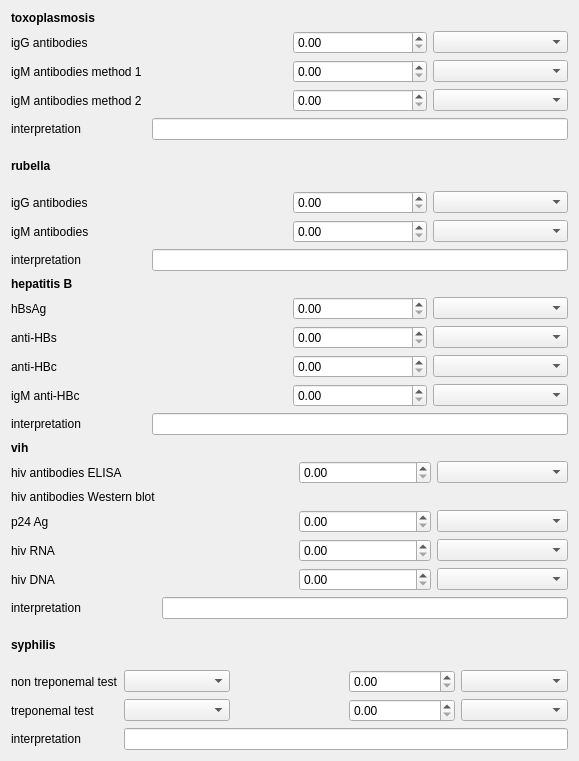
Old version of the form forms/subforms/generic/labtest_result/ui/xx/serology.ui in the repository maternite/freehealth.
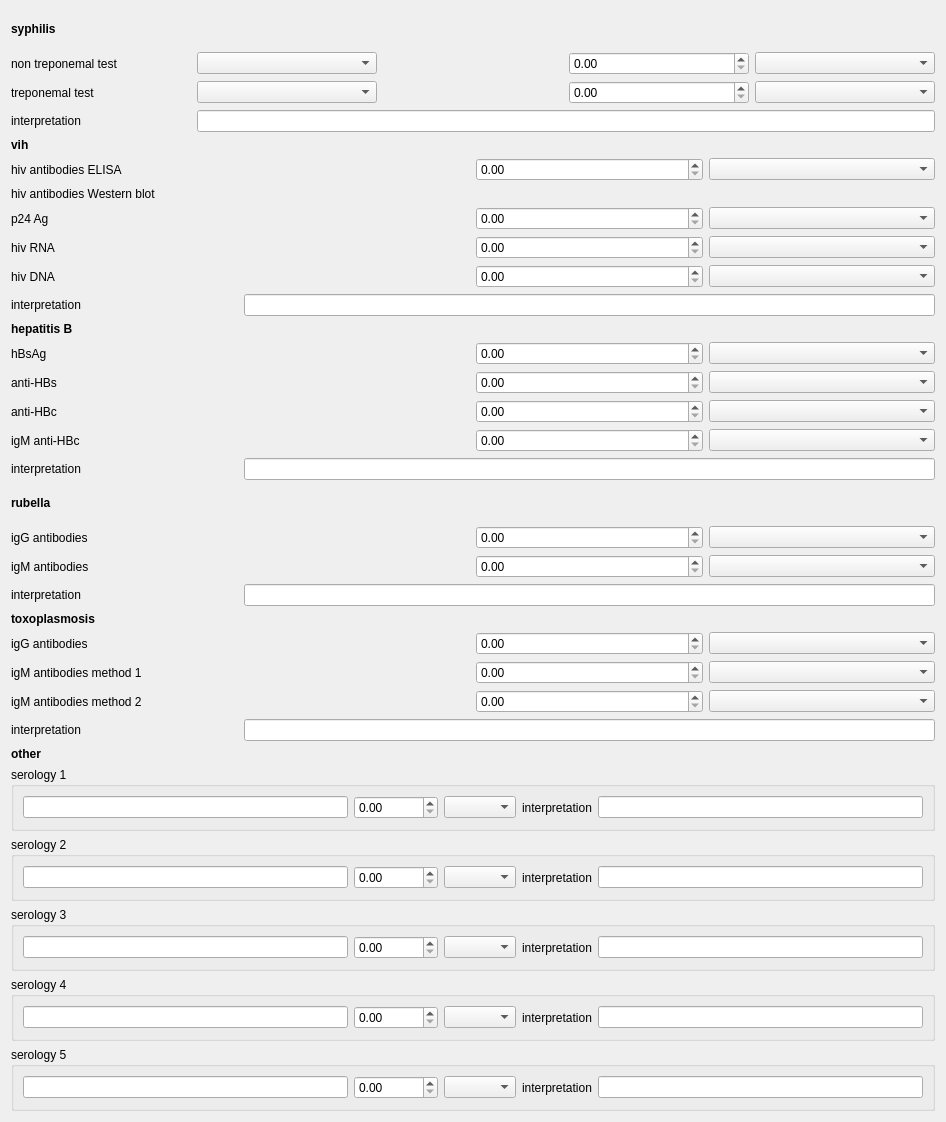
New version of the form.

Commit message: rewriting lab test result CBC && typo pmhpregnancy

The edit to the form file:
```diff
--- a/forms/subforms/generic/labtest_result/ui/xx/serology.ui
+++ b/forms/subforms/generic/labtest_result/ui/xx/serology.ui
@@ -6,78 +6,18 @@
    <rect>
     <x>0</x>
     <y>0</y>
-    <width>579</width>
-    <height>761</height>
+    <width>946</width>
+    <height>1122</height>
    </rect>
   </property>
   <property name="windowTitle">
    <string>Form</string>
   </property>
-  <layout class="QVBoxLayout" name="verticalLayout">
+  <layout class="QVBoxLayout" name="verticalLayout_2">
    <item>
-    <layout class="QGridLayout" name="gridLayout">
-     <item row="2" column="3">
-      <widget class="QComboBox" name="toxoplasmosisIgmMethod1ComboBox"/>
-     </item>
-     <item row="2" column="2">
-      <widget class="QDoubleSpinBox" name="toxoplasmosisIgmMethod1DoubleSpinBox">
-       <property name="maximum">
-        <double>100000.000000000000000</double>
-       </property>
-      </widget>
-     </item>
-     <item row="2" column="1">
-      <layout class="QHBoxLayout" name="toxoplasmosisIgmMethod1RadioLayout"/>
-     </item>
-     <item row="1" column="3">
-      <widget class="QComboBox" name="toxoplasmosisIggComboBox"/>
-     </item>
-     <item row="2" column="0">
-      <widget class="QLabel" name="toxoplasmosisIgmMethod1Label">
-       <property name="text">
-        <string>igM antibodies method 1</string>
-       </property>
-      </widget>
-     </item>
-     <item row="1" column="2">
-      <widget class="QDoubleSpinBox" name="toxoplasmosisIggDoubleSpinBox">
-       <property name="maximum">
-        <double>100000.000000000000000</double>
-       </property>
-      </widget>
-     </item>
-     <item row="3" column="1">
-      <layout class="QHBoxLayout" name="toxoplasmosisIgmMethod2RadioLayout"/>
-     </item>
-     <item row="3" column="0">
-      <widget class="QLabel" name="toxoplasmosisIgmMethod2Label">
-       <property name="text">
-        <string>igM antibodies method 2</string>
-       </property>
-      </widget>
-     </item>
-     <item row="3" column="3">
-      <widget class="QComboBox" name="toxoplasmosisIgmMethod2ComboBox"/>
-     </item>
-     <item row="3" column="2">
-      <widget class="QDoubleSpinBox" name="toxoplasmosisIgmMethod2DoubleSpinBox">
-       <property name="maximum">
-        <double>100000.000000000000000</double>
-       </property>
-      </widget>
-     </item>
-     <item row="1" column="0">
-      <widget class="QLabel" name="toxoplasmosisIggLabel">
-       <property name="text">
-        <string>igG antibodies</string>
-       </property>
-      </widget>
-     </item>
-     <item row="1" column="1">
-      <layout class="QHBoxLayout" name="toxoplasmosisIggRadioLayout"/>
-     </item>
+    <layout class="QGridLayout" name="gridLayout_5">
      <item row="0" column="0">
-      <widget class="QLabel" name="toxoplasmosisLabel">
+      <widget class="QLabel" name="syphilisLabel">
        <property name="font">
         <font>
          <weight>75</weight>
@@ -85,193 +25,57 @@
         </font>
        </property>
        <property name="text">
-        <string>toxoplasmosis</string>
+        <string>syphilis</string>
        </property>
       </widget>
      </item>
-     <item row="4" column="1" colspan="3">
-      <widget class="QLineEdit" name="toxoplasmosisInterpretationLineEdit"/>
-     </item>
-     <item row="4" column="0">
-      <widget class="QLabel" name="toxoplasmosisInterpretationLabel">
+     <item row="1" column="0">
+      <widget class="QLabel" name="nonTreponemalLabel">
        <property name="text">
-        <string>interpretation</string>
+        <string>non treponemal test</string>
        </property>
       </widget>
      </item>
-    </layout>
-   </item>
-   <item>
-    <layout class="QGridLayout" name="gridLayout_2">
-     <item row="2" column="3">
-      <widget class="QComboBox" name="rubellaIgmComboBox"/>
+     <item row="1" column="1">
+      <widget class="QComboBox" name="nonTreponemalTypeComboBox"/>
      </item>
-     <item row="2" column="1">
-      <layout class="QHBoxLayout" name="rubellaIgmRadioLayout"/>
+     <item row="1" column="2">
+      <layout class="QHBoxLayout" name="nonTreponemalRadioLayout"/>
      </item>
-     <item row="2" column="2">
-      <widget class="QDoubleSpinBox" name="rubellaIgmDoubleSpinBox">
-       <property name="maximum">
-        <double>100000.000000000000000</double>
-       </property>
-      </widget>
-     </item>
      <item row="1" column="3">
-      <widget class="QComboBox" name="rubellaIggComboBox"/>
+      <widget class="QDoubleSpinBox" name="nonTreponemalDoubleSpinBox"/>
      </item>
+     <item row="1" column="4">
+      <widget class="QComboBox" name="nonTreponemalUnitComboBox"/>
+     </item>
      <item row="2" column="0">
-      <widget class="QLabel" name="rubellaIgmLabel">
+      <widget class="QLabel" name="treponemalLabel">
        <property name="text">
-        <string>igM antibodies</string>
+        <string>treponemal test</string>
        </property>
       </widget>
      </item>
-     <item row="1" column="2">
-      <widget class="QDoubleSpinBox" name="rubellaIggDoubleSpinBox">
-       <property name="maximum">
-        <double>100000.000000000000000</double>
-       </property>
-      </widget>
+     <item row="2" column="1">
+      <widget class="QComboBox" name="treponemalTypeComboBox"/>
      </item>
-     <item row="1" column="0">
-      <widget class="QLabel" name="rubellaIggLabel">
-       <property name="text">
-        <string>igG antibodies</string>
-       </property>
-      </widget>
+     <item row="2" column="2">
+      <layout class="QHBoxLayout" name="treponemalRadioLayout"/>
      </item>
-     <item row="1" column="1">
-      <layout class="QHBoxLayout" name="rubellaIggRadioLayout"/>
-     </item>
-     <item row="0" column="0">
-      <widget class="QLabel" name="rubellaLabel">
-       <property name="font">
-        <font>
-         <weight>75</weight>
-         <bold>true</bold>
-        </font>
-       </property>
-       <property name="text">
-        <string>rubella</string>
-       </property>
-      </widget>
-     </item>
-     <item row="3" column="1" colspan="3">
-      <widget class="QLineEdit" name="rubellaInterpretationLineEdit"/>
-     </item>
-     <item row="3" column="0">
-      <widget class="QLabel" name="rubellaInterpretationLabel">
-       <property name="text">
-        <string>interpretation</string>
-       </property>
-      </widget>
-     </item>
-    </layout>
-   </item>
-   <item>
-    <layout class="QGridLayout" name="gridLayout_3">
      <item row="2" column="3">
-      <widget class="QComboBox" name="antiHBsComboBox"/>
+      <widget class="QDoubleSpinBox" name="treponemalDoubleSpinBox"/>
      </item>
-     <item row="2" column="2">
-      <widget class="QDoubleSpinBox" name="antiHBsDoubleSpinBox">
-       <property name="maximum">
-        <double>100000.000000000000000</double>
-       </property>
-      </widget>
+     <item row="2" column="4">
+      <widget class="QComboBox" name="treponemalUnitComboBox"/>
      </item>
-     <item row="2" column="1">
-      <layout class="QHBoxLayout" name="antiHBsRadioLayout"/>
-     </item>
-     <item row="1" column="3">
-      <widget class="QComboBox" name="hBsAgComboBox"/>
-     </item>
-     <item row="2" column="0">
-      <widget class="QLabel" name="antiHBsLabel">
-       <property name="text">
-        <string>anti-HBs</string>
-       </property>
-      </widget>
-     </item>
-     <item row="1" column="2">
-      <widget class="QDoubleSpinBox" name="hBsAgDoubleSpinBox">
-       <property name="maximum">
-        <double>100000.000000000000000</double>
-       </property>
-      </widget>
-     </item>
-     <item row="3" column="1">
-      <layout class="QHBoxLayout" name="antiHBcRadioLayout"/>
-     </item>
      <item row="3" column="0">
-      <widget class="QLabel" name="antiHBcLabel">
+      <widget class="QLabel" name="syphilisInterpretationLabel">
        <property name="text">
-        <string>anti-HBc</string>
-       </property>
-      </widget>
-     </item>
-     <item row="3" column="3">
-      <widget class="QComboBox" name="antiHBcComboBox"/>
-     </item>
-     <item row="3" column="2">
-      <widget class="QDoubleSpinBox" name="antiHBcDoubleSpinBox">
-       <property name="maximum">
-        <double>100000.000000000000000</double>
-       </property>
-      </widget>
-     </item>
-     <item row="1" column="0">
-      <widget class="QLabel" name="hBsAgLabel">
-       <property name="text">
-        <string>hBsAg</string>
-       </property>
-      </widget>
-     </item>
-     <item row="1" column="1">
-      <layout class="QHBoxLayout" name="hBsAgRadioLayout"/>
-     </item>
-     <item row="0" column="0">
-      <widget class="QLabel" name="hepatitisBLabel">
-       <property name="font">
-        <font>
-         <weight>75</weight>
-         <bold>true</bold>
-        </font>
-       </property>
-       <property name="text">
-        <string>hepatitis B</string>
-       </property>
-      </widget>
-     </item>
-     <item row="5" column="1" colspan="3">
-      <widget class="QLineEdit" name="hepatitisBInterpretationLineEdit"/>
-     </item>
-     <item row="5" column="0">
-      <widget class="QLabel" name="hepatitisBInterpretationLabel">
-       <property name="text">
         <string>interpretation</string>
        </property>
       </widget>
      </item>
-     <item row="4" column="0">
-      <widget class="QLabel" name="igMantiHBcLabel">
-       <property name="text">
-        <string>igM anti-HBc</string>
-       </property>
-      </widget>
-     </item>
-     <item row="4" column="1">
-      <layout class="QHBoxLayout" name="igMantiHBcRadioLayout"/>
-     </item>
-     <item row="4" column="2">
-      <widget class="QDoubleSpinBox" name="igMantiHBcDoubleSpinBox">
-       <property name="maximum">
-        <double>100000.000000000000000</double>
-       </property>
-      </widget>
-     </item>
-     <item row="4" column="3">
-      <widget class="QComboBox" name="igMantiHBcComboBox"/>
+     <item row="3" column="1" colspan="4">
+      <widget class="QLineEdit" name="syphilisInterpretationLineEdit"/>
      </item>
     </layout>
    </item>
@@ -393,9 +197,69 @@
     </layout>
    </item>
    <item>
-    <layout class="QGridLayout" name="gridLayout_5">
+    <layout class="QGridLayout" name="gridLayout_3">
+     <item row="2" column="3">
+      <widget class="QComboBox" name="antiHBsComboBox"/>
+     </item>
+     <item row="2" column="2">
+      <widget class="QDoubleSpinBox" name="antiHBsDoubleSpinBox">
+       <property name="maximum">
+        <double>100000.000000000000000</double>
+       </property>
+      </widget>
+     </item>
+     <item row="2" column="1">
+      <layout class="QHBoxLayout" name="antiHBsRadioLayout"/>
+     </item>
+     <item row="1" column="3">
+      <widget class="QComboBox" name="hBsAgComboBox"/>
+     </item>
+     <item row="2" column="0">
+      <widget class="QLabel" name="antiHBsLabel">
+       <property name="text">
+        <string>anti-HBs</string>
+       </property>
+      </widget>
+     </item>
+     <item row="1" column="2">
+      <widget class="QDoubleSpinBox" name="hBsAgDoubleSpinBox">
+       <property name="maximum">
+        <double>100000.000000000000000</double>
+       </property>
+      </widget>
+     </item>
+     <item row="3" column="1">
+      <layout class="QHBoxLayout" name="antiHBcRadioLayout"/>
+     </item>
+     <item row="3" column="0">
+      <widget class="QLabel" name="antiHBcLabel">
+       <property name="text">
+        <string>anti-HBc</string>
+       </property>
+      </widget>
+     </item>
+     <item row="3" column="3">
+      <widget class="QComboBox" name="antiHBcComboBox"/>
+     </item>
+     <item row="3" column="2">
+      <widget class="QDoubleSpinBox" name="antiHBcDoubleSpinBox">
+       <property name="maximum">
+        <double>100000.000000000000000</double>
+       </property>
+      </widget>
+     </item>
+     <item row="1" column="0">
+      <widget class="QLabel" name="hBsAgLabel">
+       <property name="text">
+        <string>hBsAg</string>
+       </property>
+      </widget>
+     </item>
+     <item row="1" column="1">
+      <layout class="QHBoxLayout" name="hBsAgRadioLayout"/>
+     </item>
      <item row="0" column="0">
-      <widget class="QLabel" name="syphilisLabel">
+      <widget class="QLabel" name="hepatitisBLabel">
        <property name="font">
         <font>
          <weight>75</weight>
@@ -403,57 +267,385 @@
         </font>
        </property>
        <property name="text">
-        <string>syphilis</string>
+        <string>hepatitis B</string>
        </property>
       </widget>
      </item>
-     <item row="1" column="0">
-      <widget class="QLabel" name="nonTreponemalLabel">
+     <item row="5" column="1" colspan="3">
+      <widget class="QLineEdit" name="hepatitisBInterpretationLineEdit"/>
+     </item>
+     <item row="5" column="0">
+      <widget class="QLabel" name="hepatitisBInterpretationLabel">
        <property name="text">
-        <string>non treponemal test</string>
+        <string>interpretation</string>
        </property>
       </widget>
      </item>
-     <item row="1" column="1">
-      <widget class="QComboBox" name="nonTreponemalTypeComboBox"/>
+     <item row="4" column="0">
+      <widget class="QLabel" name="igMantiHBcLabel">
+       <property name="text">
+        <string>igM anti-HBc</string>
+       </property>
+      </widget>
      </item>
-     <item row="1" column="2">
-      <layout class="QHBoxLayout" name="nonTreponemalRadioLayout"/>
+     <item row="4" column="1">
+      <layout class="QHBoxLayout" name="igMantiHBcRadioLayout"/>
      </item>
-     <item row="1" column="3">
-      <widget class="QDoubleSpinBox" name="nonTreponemalDoubleSpinBox"/>
+     <item row="4" column="2">
+      <widget class="QDoubleSpinBox" name="igMantiHBcDoubleSpinBox">
+       <property name="maximum">
+        <double>100000.000000000000000</double>
+       </property>
+      </widget>
      </item>
-     <item row="1" column="4">
-      <widget class="QComboBox" name="nonTreponemalUnitComboBox"/>
+     <item row="4" column="3">
+      <widget class="QComboBox" name="igMantiHBcComboBox"/>
      </item>
+    </layout>
+   </item>
+   <item>
+    <layout class="QGridLayout" name="gridLayout_2">
+     <item row="2" column="3">
+      <widget class="QComboBox" name="rubellaIgmComboBox"/>
+     </item>
+     <item row="2" column="1">
+      <layout class="QHBoxLayout" name="rubellaIgmRadioLayout"/>
+     </item>
+     <item row="2" column="2">
+      <widget class="QDoubleSpinBox" name="rubellaIgmDoubleSpinBox">
+       <property name="maximum">
+        <double>100000.000000000000000</double>
+       </property>
+      </widget>
+     </item>
+     <item row="1" column="3">
+      <widget class="QComboBox" name="rubellaIggComboBox"/>
+     </item>
      <item row="2" column="0">
-      <widget class="QLabel" name="treponemalLabel">
+      <widget class="QLabel" name="rubellaIgmLabel">
        <property name="text">
-        <string>treponemal test</string>
+        <string>igM antibodies</string>
        </property>
       </widget>
      </item>
-     <item row="2" column="1">
-      <widget class="QComboBox" name="treponemalTypeComboBox"/>
+     <item row="1" column="2">
+      <widget class="QDoubleSpinBox" name="rubellaIggDoubleSpinBox">
+       <property name="maximum">
+        <double>100000.000000000000000</double>
+       </property>
+      </widget>
      </item>
-     <item row="2" column="2">
-      <layout class="QHBoxLayout" name="treponemalRadioLayout"/>
+     <item row="1" column="0">
+      <widget class="QLabel" name="rubellaIggLabel">
+       <property name="text">
+        <string>igG antibodies</string>
+       </property>
+      </widget>
      </item>
+     <item row="1" column="1">
+      <layout class="QHBoxLayout" name="rubellaIggRadioLayout"/>
+     </item>
+     <item row="0" column="0">
+      <widget class="QLabel" name="rubellaLabel">
+       <property name="font">
+        <font>
+         <weight>75</weight>
+         <bold>true</bold>
+        </font>
+       </property>
+       <property name="text">
+        <string>rubella</string>
+       </property>
+      </widget>
+     </item>
+     <item row="3" column="1" colspan="3">
+      <widget class="QLineEdit" name="rubellaInterpretationLineEdit"/>
+     </item>
+     <item row="3" column="0">
+      <widget class="QLabel" name="rubellaInterpretationLabel">
+       <property name="text">
+        <string>interpretation</string>
+       </property>
+      </widget>
+     </item>
+    </layout>
+   </item>
+   <item>
+    <layout class="QGridLayout" name="gridLayout">
      <item row="2" column="3">
-      <widget class="QDoubleSpinBox" name="treponemalDoubleSpinBox"/>
+      <widget class="QComboBox" name="toxoplasmosisIgmMethod1ComboBox"/>
      </item>
-     <item row="2" column="4">
-      <widget class="QComboBox" name="treponemalUnitComboBox"/>
+     <item row="2" column="2">
+      <widget class="QDoubleSpinBox" name="toxoplasmosisIgmMethod1DoubleSpinBox">
+       <property name="maximum">
+        <double>100000.000000000000000</double>
+       </property>
+      </widget>
      </item>
+     <item row="2" column="1">
+      <layout class="QHBoxLayout" name="toxoplasmosisIgmMethod1RadioLayout"/>
+     </item>
+     <item row="1" column="3">
+      <widget class="QComboBox" name="toxoplasmosisIggComboBox"/>
+     </item>
+     <item row="2" column="0">
+      <widget class="QLabel" name="toxoplasmosisIgmMethod1Label">
+       <property name="text">
+        <string>igM antibodies method 1</string>
+       </property>
+      </widget>
+     </item>
+     <item row="1" column="2">
+      <widget class="QDoubleSpinBox" name="toxoplasmosisIggDoubleSpinBox">
+       <property name="maximum">
+        <double>100000.000000000000000</double>
+       </property>
+      </widget>
+     </item>
+     <item row="3" column="1">
+      <layout class="QHBoxLayout" name="toxoplasmosisIgmMethod2RadioLayout"/>
+     </item>
      <item row="3" column="0">
-      <widget class="QLabel" name="syphilisInterpretationLabel">
+      <widget class="QLabel" name="toxoplasmosisIgmMethod2Label">
        <property name="text">
+        <string>igM antibodies method 2</string>
+       </property>
+      </widget>
+     </item>
+     <item row="3" column="3">
+      <widget class="QComboBox" name="toxoplasmosisIgmMethod2ComboBox"/>
+     </item>
+     <item row="3" column="2">
+      <widget class="QDoubleSpinBox" name="toxoplasmosisIgmMethod2DoubleSpinBox">
+       <property name="maximum">
+        <double>100000.000000000000000</double>
+       </property>
+      </widget>
+     </item>
+     <item row="1" column="0">
+      <widget class="QLabel" name="toxoplasmosisIggLabel">
+       <property name="text">
+        <string>igG antibodies</string>
+       </property>
+      </widget>
+     </item>
+     <item row="1" column="1">
+      <layout class="QHBoxLayout" name="toxoplasmosisIggRadioLayout"/>
+     </item>
+     <item row="0" column="0">
+      <widget class="QLabel" name="toxoplasmosisLabel">
+       <property name="font">
+        <font>
+         <weight>75</weight>
+         <bold>true</bold>
+        </font>
+       </property>
+       <property name="text">
+        <string>toxoplasmosis</string>
+       </property>
+      </widget>
+     </item>
+     <item row="4" column="1" colspan="3">
+      <widget class="QLineEdit" name="toxoplasmosisInterpretationLineEdit"/>
+     </item>
+     <item row="4" column="0">
+      <widget class="QLabel" name="toxoplasmosisInterpretationLabel">
+       <property name="text">
         <string>interpretation</string>
        </property>
       </widget>
      </item>
-     <item row="3" column="1" colspan="4">
-      <widget class="QLineEdit" name="syphilisInterpretationLineEdit"/>
+    </layout>
+   </item>
+   <item>
+    <layout class="QVBoxLayout" name="verticalLayout">
+     <item>
+      <widget class="QLabel" name="otherLabel">
+       <property name="font">
+        <font>
+         <weight>75</weight>
+         <bold>true</bold>
+        </font>
+       </property>
+       <property name="text">
+        <string>other</string>
+       </property>
+      </widget>
+     </item>
+     <item>
+      <widget class="QGroupBox" name="otherGroupBox1">
+       <property name="title">
+        <string>serology 1</string>
+       </property>
+       <layout class="QHBoxLayout" name="horizontalLayout">
+        <item>
+         <widget class="QLineEdit" name="otherSerologyLineEdit1"/>
+        </item>
+        <item>
+         <layout class="QHBoxLayout" name="otherRadioLayout1"/>
+        </item>
+        <item>
+         <widget class="QDoubleSpinBox" name="otherDoubleSpinBox1">
+          <property name="maximum">
+           <double>100000.000000000000000</double>
+          </property>
+         </widget>
+        </item>
+        <item>
+         <widget class="QComboBox" name="otherComboBox1"/>
+        </item>
+        <item>
+         <widget class="QLabel" name="otherInterpretationLabel1">
+          <property name="text">
+           <string>interpretation</string>
+          </property>
+         </widget>
+        </item>
+        <item>
+         <widget class="QLineEdit" name="otherInterpretationLineEdit1"/>
+        </item>
+       </layout>
+      </widget>
+     </item>
+     <item>
+      <widget class="QGroupBox" name="otherGroupBox2">
+       <property name="title">
+        <string>serology 2</string>
+       </property>
+       <layout class="QHBoxLayout" name="horizontalLayout_3">
+        <item>
+         <widget class="QLineEdit" name="otherSerologyLineEdit2"/>
+        </item>
+        <item>
+         <layout class="QHBoxLayout" name="otherRadioLayout2"/>
+        </item>
+        <item>
+         <widget class="QDoubleSpinBox" name="otherDoubleSpinBox2">
+          <property name="maximum">
+           <double>100000.000000000000000</double>
+          </property>
+         </widget>
+        </item>
+        <item>
+         <widget class="QComboBox" name="otherComboBox2"/>
+        </item>
+        <item>
+         <widget class="QLabel" name="otherInterpretationLabel2">
+          <property name="text">
+           <string>interpretation</string>
+          </property>
+         </widget>
+        </item>
+        <item>
+         <widget class="QLineEdit" name="otherInterpretationLineEdit2"/>
+        </item>
+       </layout>
+      </widget>
+     </item>
+     <item>
+      <widget class="QGroupBox" name="otherGroupBox3">
+       <property name="title">
+        <string>serology 3</string>
+       </property>
+       <layout class="QHBoxLayout" name="horizontalLayout_2">
+        <item>
+         <widget class="QLineEdit" name="otherSerologyLineEdit3"/>
+        </item>
+        <item>
+         <layout class="QHBoxLayout" name="otherRadioLayout3"/>
+        </item>
+        <item>
+         <widget class="QDoubleSpinBox" name="otherDoubleSpinBox3">
+          <property name="maximum">
+           <double>100000.000000000000000</double>
+          </property>
+         </widget>
+        </item>
+        <item>
+         <widget class="QComboBox" name="otherComboBox3"/>
+        </item>
+        <item>
+         <widget class="QLabel" name="otherInterpretationLabel3">
+          <property name="text">
+           <string>interpretation</string>
+          </property>
+         </widget>
+        </item>
+        <item>
+         <widget class="QLineEdit" name="otherInterpretationLineEdit3"/>
+        </item>
+       </layout>
+      </widget>
+     </item>
+     <item>
+      <widget class="QGroupBox" name="otherGroupBox4">
+       <property name="title">
+        <string>serology 4</string>
+       </property>
+       <layout class="QHBoxLayout" name="horizontalLayout_4">
+        <item>
+         <widget class="QLineEdit" name="otherSerologyLineEdit4"/>
+        </item>
+        <item>
+         <layout class="QHBoxLayout" name="otherRadioLayout4"/>
+        </item>
+        <item>
+         <widget class="QDoubleSpinBox" name="otherDoubleSpinBox4">
+          <property name="maximum">
+           <double>100000.000000000000000</double>
+          </property>
+         </widget>
+        </item>
+        <item>
+         <widget class="QComboBox" name="otherComboBox4"/>
+        </item>
+        <item>
+         <widget class="QLabel" name="otherInterpretationLabel4">
+          <property name="text">
+           <string>interpretation</string>
+          </property>
+         </widget>
+        </item>
+        <item>
+         <widget class="QLineEdit" name="otherInterpretationLineEdit4"/>
+        </item>
+       </layout>
+      </widget>
+     </item>
+     <item>
+      <widget class="QGroupBox" name="otherGroupBox5">
+       <property name="title">
+        <string>serology 5</string>
+       </property>
+       <layout class="QHBoxLayout" name="horizontalLayout_5">
+        <item>
+         <widget class="QLineEdit" name="otherSerologyLineEdit5"/>
+        </item>
+        <item>
+         <layout class="QHBoxLayout" name="otherRadioLayout5"/>
+        </item>
+        <item>
+         <widget class="QDoubleSpinBox" name="otherDoubleSpinBox5">
+          <property name="maximum">
+           <double>100000.000000000000000</double>
+          </property>
+         </widget>
+        </item>
+        <item>
+         <widget class="QComboBox" name="otherComboBox5"/>
+        </item>
+        <item>
+         <widget class="QLabel" name="otherInterpretationLabel5">
+          <property name="text">
+           <string>interpretation</string>
+          </property>
+         </widget>
+        </item>
+        <item>
+         <widget class="QLineEdit" name="otherInterpretationLineEdit5"/>
+        </item>
+       </layout>
+      </widget>
      </item>
     </layout>
    </item>
```
The commit also changes 3 other files.
